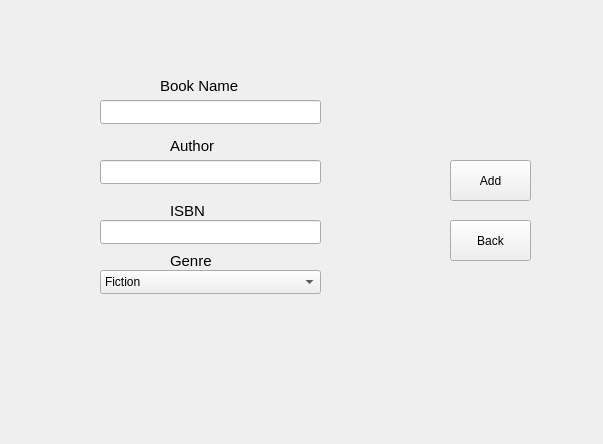
Before: the Qt Designer form Library-Management-System/addbook.ui in danisensei/Library-Management-System, drawn with Qt 5.
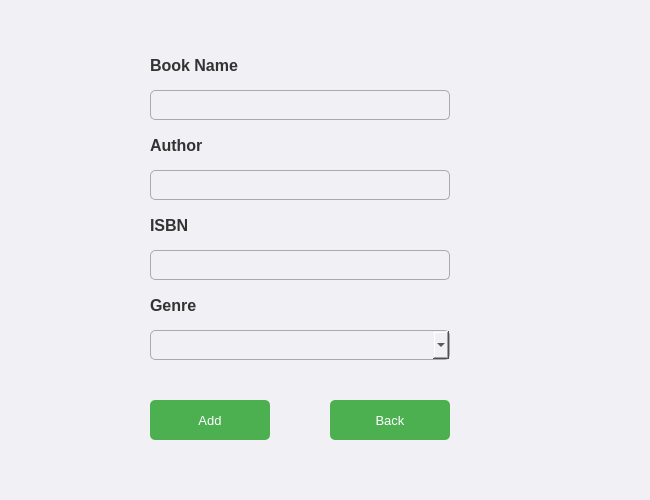
After: the same form once the commit is applied.

Commit message:
UI styling and elements placement
- Polish UIs
-Added Stylesheets
- Tweaked UI element placements

Attributions:
- Book icon book.png by mavadee - Flaticon
- Id card icon member.png by Freepik
-Shelves icon archive.png by Eucalyp - Flaticon

The edit to the form file:
```diff
--- a/Library-Management-System/addbook.ui
+++ b/Library-Management-System/addbook.ui
@@ -6,136 +6,123 @@
    <rect>
     <x>0</x>
     <y>0</y>
-    <width>603</width>
-    <height>444</height>
+    <width>650</width>
+    <height>500</height>
    </rect>
   </property>
   <property name="windowTitle">
-   <string>Form</string>
+   <string>Add Book</string>
+  </property>
+  <property name="styleSheet">
+   <string>
+    QWidget {
+        background-color: #f0f0f5;
+        font-family: Arial, sans-serif;
+    }
+    QLabel {
+        color: #333;
+        font-size: 12pt;
+        font-weight: bold;
+    }
+    QLineEdit {
+        border: 1px solid #aaa;
+        border-radius: 5px;
+        padding: 5px;
+    }
+    QPushButton {
+        background-color: #4caf50;
+        color: white;
+        border-radius: 5px;
+        padding: 5px 10px;
+        font-size: 10pt;
+    }
+    QPushButton:hover {
+        background-color: #45a049;
+    }
+    QComboBox {
+        border: 1px solid #aaa;
+        border-radius: 5px;
+        padding: 5px;
+    }
+   </string>
   </property>
   <widget class="QLabel" name="label">
    <property name="geometry">
     <rect>
-     <x>160</x>
-     <y>70</y>
-     <width>91</width>
+     <x>150</x>
+     <y>50</y>
+     <width>120</width>
      <height>31</height>
     </rect>
    </property>
-   <property name="font">
-    <font>
-     <pointsize>11</pointsize>
-    </font>
-   </property>
    <property name="text">
     <string>Book Name</string>
    </property>
   </widget>
+  <widget class="QLineEdit" name="booknamefield">
+   <property name="geometry">
+    <rect>
+     <x>150</x>
+     <y>90</y>
+     <width>300</width>
+     <height>30</height>
+    </rect>
+   </property>
+  </widget>
   <widget class="QLabel" name="label_2">
    <property name="geometry">
     <rect>
-     <x>170</x>
+     <x>150</x>
      <y>130</y>
-     <width>51</width>
+     <width>120</width>
      <height>31</height>
     </rect>
    </property>
-   <property name="font">
-    <font>
-     <pointsize>11</pointsize>
-    </font>
-   </property>
    <property name="text">
     <string>Author</string>
    </property>
   </widget>
+  <widget class="QLineEdit" name="authorfield">
+   <property name="geometry">
+    <rect>
+     <x>150</x>
+     <y>170</y>
+     <width>300</width>
+     <height>30</height>
+    </rect>
+   </property>
+  </widget>
   <widget class="QLabel" name="label_3">
    <property name="geometry">
     <rect>
-     <x>170</x>
-     <y>200</y>
-     <width>51</width>
-     <height>21</height>
+     <x>150</x>
+     <y>210</y>
+     <width>120</width>
+     <height>31</height>
     </rect>
    </property>
-   <property name="font">
-    <font>
-     <pointsize>11</pointsize>
-    </font>
-   </property>
    <property name="text">
     <string>ISBN</string>
    </property>
   </widget>
-  <widget class="QPushButton" name="addbutton">
-   <property name="geometry">
-    <rect>
-     <x>450</x>
-     <y>160</y>
-     <width>81</width>
-     <height>41</height>
-    </rect>
-   </property>
-   <property name="text">
-    <string>Add</string>
-   </property>
-  </widget>
-  <widget class="QLineEdit" name="booknamefield">
-   <property name="geometry">
-    <rect>
-     <x>100</x>
-     <y>100</y>
-     <width>221</width>
-     <height>24</height>
-    </rect>
-   </property>
-  </widget>
   <widget class="QLineEdit" name="ISBNfield">
    <property name="geometry">
     <rect>
-     <x>100</x>
-     <y>220</y>
-     <width>221</width>
-     <height>24</height>
-    </rect>
-   </property>
-  </widget>
-  <widget class="QLineEdit" name="authorfield">
-   <property name="geometry">
-    <rect>
-     <x>100</x>
-     <y>160</y>
-     <width>221</width>
-     <height>24</height>
-    </rect>
-   </property>
-  </widget>
-  <widget class="QPushButton" name="backbutton">
-   <property name="geometry">
-    <rect>
-     <x>450</x>
-     <y>220</y>
-     <width>81</width>
-     <height>41</height>
-    </rect>
-   </property>
-   <property name="text">
-    <string>Back</string>
-   </property>
-  </widget>
-  <widget class="QLabel" name="label_4">
-   <property name="geometry">
-    <rect>
-     <x>170</x>
+     <x>150</x>
      <y>250</y>
-     <width>81</width>
-     <height>21</height>
+     <width>300</width>
+     <height>30</height>
     </rect>
    </property>
-   <property name="font">
-    <font>
-     <pointsize>11</pointsize>
-    </font>
+  </widget>
+  <widget class="QLabel" name="label_4">
+   <property name="geometry">
+    <rect>
+     <x>150</x>
+     <y>290</y>
+     <width>120</width>
+     <height>31</height>
+    </rect>
    </property>
    <property name="text">
     <string>Genre</string>
@@ -144,37 +131,38 @@
   <widget class="QComboBox" name="genrecombobox">
    <property name="geometry">
     <rect>
-     <x>100</x>
-     <y>270</y>
-     <width>221</width>
-     <height>24</height>
+     <x>150</x>
+     <y>330</y>
+     <width>300</width>
+     <height>30</height>
     </rect>
    </property>
-   <item>
-    <property name="text">
-     <string>Fiction</string>
-    </property>
-   </item>
-   <item>
-    <property name="text">
-     <string>Fantasy</string>
-    </property>
-   </item>
-   <item>
-    <property name="text">
-     <string>History</string>
-    </property>
-   </item>
-   <item>
-    <property name="text">
-     <string>Literature</string>
-    </property>
-   </item>
-   <item>
-    <property name="text">
-     <string>Poetry</string>
-    </property>
-   </item>
+  </widget>
+  <widget class="QPushButton" name="addbutton">
+   <property name="geometry">
+    <rect>
+     <x>150</x>
+     <y>400</y>
+     <width>120</width>
+     <height>40</height>
+    </rect>
+   </property>
+   <property name="text">
+    <string>Add</string>
+   </property>
+  </widget>
+  <widget class="QPushButton" name="backbutton">
+   <property name="geometry">
+    <rect>
+     <x>330</x>
+     <y>400</y>
+     <width>120</width>
+     <height>40</height>
+    </rect>
+   </property>
+   <property name="text">
+    <string>Back</string>
+   </property>
   </widget>
  </widget>
  <resources/>
```
The commit also changes 7 other files.
